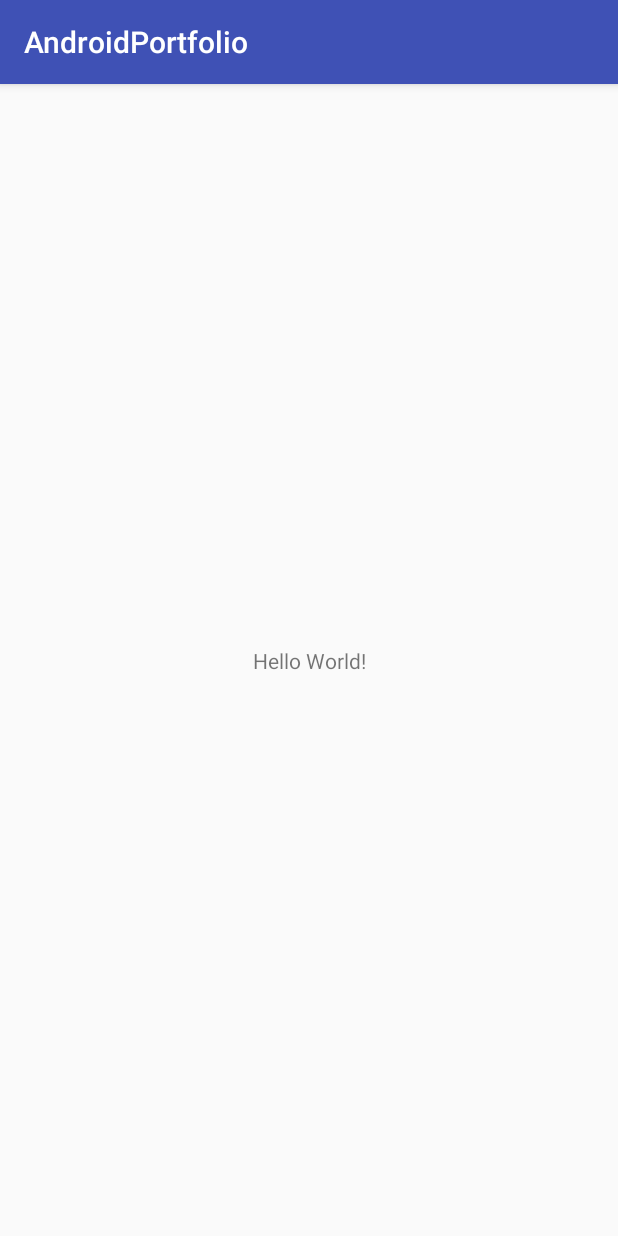
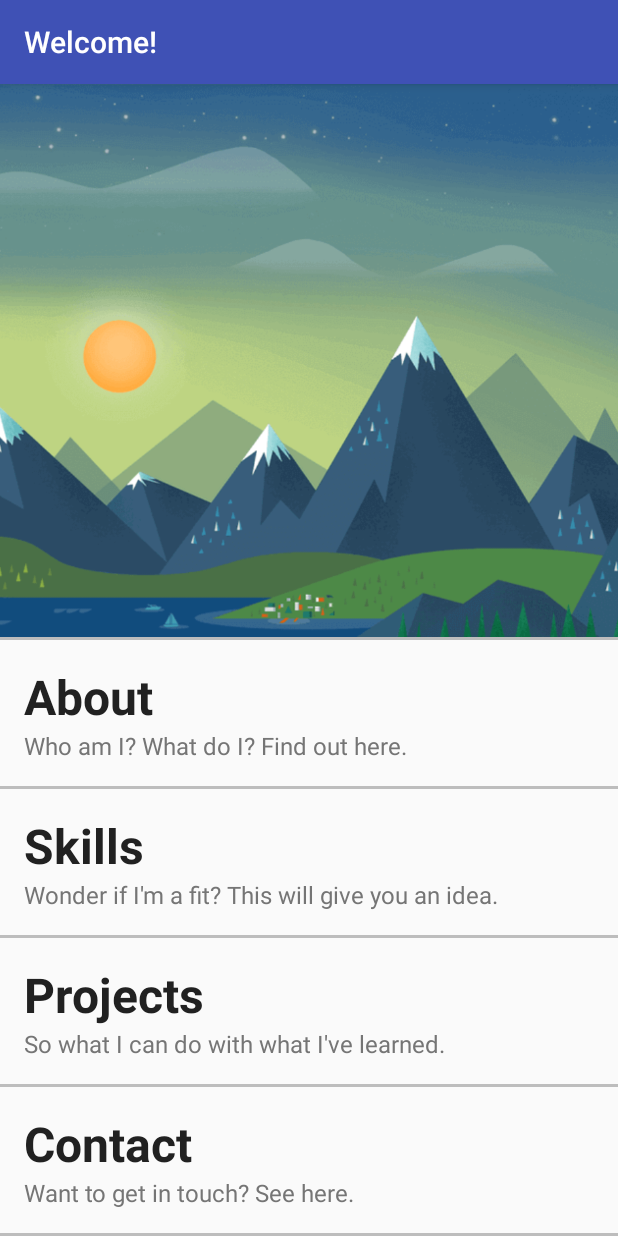
Before and after one commit to GAT-X303/AndroidPortfolio, an Android app: the screen it shows after launch (MainActivity), on a phone screen of 412 x 824 dp. Run offline under Robolectric (Android 15) with nearby library versions, the phone set to English and light mode, and no system bars.

Commit message:
Version 0.1
-Added base XML layout with some resources image files
-Added color scheme XML file
-No Java or other views added

```diff
--- a/AndroidPortfolio/app/build.gradle
+++ b/AndroidPortfolio/app/build.gradle
@@ -27,4 +27,5 @@ dependencies {
     compile 'com.android.support:appcompat-v7:25.3.1'
     compile 'com.android.support.constraint:constraint-layout:1.0.2'
     testCompile 'junit:junit:4.12'
+    compile 'com.android.support:cardview-v7:25.3.1'
 }
--- a/AndroidPortfolio/app/src/main/AndroidManifest.xml
+++ b/AndroidPortfolio/app/src/main/AndroidManifest.xml
@@ -5,7 +5,7 @@
     <application
         android:allowBackup="true"
         android:icon="@mipmap/ic_launcher"
-        android:label="@string/app_name"
+        android:label="Welcome!"
         android:roundIcon="@mipmap/ic_launcher_round"
         android:supportsRtl="true"
         android:theme="@style/AppTheme">
--- /dev/null
+++ b/AndroidPortfolio/app/src/main/res/drawable/circle_border.xml
@@ -0,0 +1,10 @@
+<?xml version="1.0" encoding="utf-8"?>
+<shape xmlns:android="http://schemas.android.com/apk/res/android"
+    android:innerRadius="0dp"
+    android:shape="ring"
+    android:thicknessRatio="1.9"
+    android:useLevel="false">
+
+    <solid android:color="@android:color/transparent" />
+
+</shape>
--- a/AndroidPortfolio/app/src/main/res/layout/activity_main.xml
+++ b/AndroidPortfolio/app/src/main/res/layout/activity_main.xml
@@ -1,18 +1,144 @@
 <?xml version="1.0" encoding="utf-8"?>
-<android.support.constraint.ConstraintLayout xmlns:android="http://schemas.android.com/apk/res/android"
+<LinearLayout xmlns:android="http://schemas.android.com/apk/res/android"
     xmlns:app="http://schemas.android.com/apk/res-auto"
     xmlns:tools="http://schemas.android.com/tools"
     android:layout_width="match_parent"
     android:layout_height="match_parent"
+    android:orientation="vertical"
     tools:context="io.github.gat_x303.androidportfolio.MainActivity">
 
-    <TextView
-        android:layout_width="wrap_content"
+    <LinearLayout
+        android:layout_width="match_parent"
+        android:layout_height="match_parent"
+        android:layout_weight="1">
+
+        <ImageView
+            android:layout_width="match_parent"
+            android:layout_height="match_parent"
+            android:adjustViewBounds="true"
+            android:scaleType="centerCrop"
+            android:src="@drawable/profile_backgounrd3" />
+
+    </LinearLayout>
+
+    <!--Broken into multiple LinearLayouts so that clicks can checked for a 'bundle' of TextViews-->
+
+    <View
+        android:layout_width="fill_parent"
+        android:layout_height="2dp"
+        android:background="@color/divider" />
+
+    <LinearLayout
+        android:id="@+id/aboutTextView"
+        android:layout_width="match_parent"
         android:layout_height="wrap_content"
-        android:text="Hello World!"
-        app:layout_constraintBottom_toBottomOf="parent"
-        app:layout_constraintLeft_toLeftOf="parent"
-        app:layout_constraintRight_toRightOf="parent"
-        app:layout_constraintTop_toTopOf="parent" />
+        android:orientation="vertical"
+        android:padding="16dp">
 
-</android.support.constraint.ConstraintLayout>
+        <TextView
+            android:layout_width="match_parent"
+            android:layout_height="wrap_content"
+            android:text="About"
+            android:textColor="@color/primary_text"
+            android:textSize="32sp"
+            android:textStyle="bold" />
+
+        <TextView
+            android:layout_width="match_parent"
+            android:layout_height="wrap_content"
+            android:text="Who am I? What do I? Find out here."
+            android:textColor="@color/secondary_text"
+            android:textSize="16sp" />
+    </LinearLayout>
+
+    <View
+        android:layout_width="fill_parent"
+        android:layout_height="2dp"
+        android:background="@color/divider" />
+
+    <LinearLayout
+        android:id="@+id/skillsTextView"
+        android:layout_width="match_parent"
+        android:layout_height="wrap_content"
+        android:orientation="vertical"
+        android:padding="16dp">
+
+        <TextView
+            android:layout_width="match_parent"
+            android:layout_height="wrap_content"
+            android:text="Skills"
+            android:textColor="@color/primary_text"
+            android:textSize="32sp"
+            android:textStyle="bold" />
+
+        <TextView
+            android:layout_width="match_parent"
+            android:layout_height="wrap_content"
+            android:text="Wonder if I'm a fit? This will give you an idea."
+            android:textColor="@color/secondary_text"
+            android:textSize="16sp" />
+    </LinearLayout>
+
+    <View
+        android:layout_width="fill_parent"
+        android:layout_height="2dp"
+        android:background="@color/divider" />
+
+    <LinearLayout
+        android:id="@+id/projectsTextView"
+        android:layout_width="match_parent"
+        android:layout_height="wrap_content"
+        android:orientation="vertical"
+        android:padding="16dp">
+
+        <TextView
+            android:layout_width="match_parent"
+            android:layout_height="wrap_content"
+            android:text="Projects"
+            android:textColor="@color/primary_text"
+            android:textSize="32sp"
+            android:textStyle="bold" />
+
+        <TextView
+            android:layout_width="match_parent"
+            android:layout_height="wrap_content"
+            android:text="So what I can do with what I've learned."
+            android:textColor="@color/secondary_text"
+            android:textSize="16sp" />
+    </LinearLayout>
+
+    <View
+        android:layout_width="fill_parent"
+        android:layout_height="2dp"
+        android:background="@color/divider" />
+
+    <LinearLayout
+        android:id="@+id/contactTextView"
+        android:layout_width="match_parent"
+        android:layout_height="wrap_content"
+        android:orientation="vertical"
+        android:padding="16dp">
+
+        <TextView
+            android:layout_width="match_parent"
+            android:layout_height="wrap_content"
+            android:text="Contact"
+            android:textColor="@color/primary_text"
+            android:textSize="32sp"
+            android:textStyle="bold" />
+
+        <TextView
+            android:layout_width="match_parent"
+            android:layout_height="wrap_content"
+            android:text="Want to get in touch? See here."
+            android:textColor="@color/secondary_text"
+            android:textSize="16sp" />
+    </LinearLayout>
+
+    <View
+        android:layout_width="fill_parent"
+        android:layout_height="2dp"
+        android:background="@color/divider" />
+
+
+</LinearLayout>
--- /dev/null
+++ b/AndroidPortfolio/app/src/main/res/values/colors_indigo_blue.xml
@@ -0,0 +1,12 @@
+<?xml version="1.0" encoding="utf-8"?>
+<!-- https://www.materialpalette.com/ -->
+<resources>
+  <color name="primary">#3F51B5</color>
+  <color name="primary_dark">#303F9F</color>
+  <color name="primary_light">#C5CAE9</color>
+  <color name="accent">#448AFF</color>
+  <color name="primary_text">#212121</color>
+  <color name="secondary_text">#757575</color>
+  <color name="icons">#FFFFFF</color>
+  <color name="divider">#BDBDBD</color>
+</resources>
--- a/AndroidPortfolio/app/src/main/res/values/styles.xml
+++ b/AndroidPortfolio/app/src/main/res/values/styles.xml
@@ -3,9 +3,9 @@
     <!-- Base application theme. -->
     <style name="AppTheme" parent="Theme.AppCompat.Light.DarkActionBar">
         <!-- Customize your theme here. -->
-        <item name="colorPrimary">@color/colorPrimary</item>
-        <item name="colorPrimaryDark">@color/colorPrimaryDark</item>
-        <item name="colorAccent">@color/colorAccent</item>
+        <item name="colorPrimary">@color/primary</item>
+        <item name="colorPrimaryDark">@color/primary_dark</item>
+        <item name="colorAccent">@color/accent</item>
     </style>
 
 </resources>
```
Also changed, not shown: AndroidPortfolio/app/src/main/res/drawable/profile_backgounrd3.png (added), AndroidPortfolio/app/src/main/res/drawable/profile_background.jpg (added), AndroidPortfolio/app/src/main/res/drawable/profile_background2.jpg (added).
